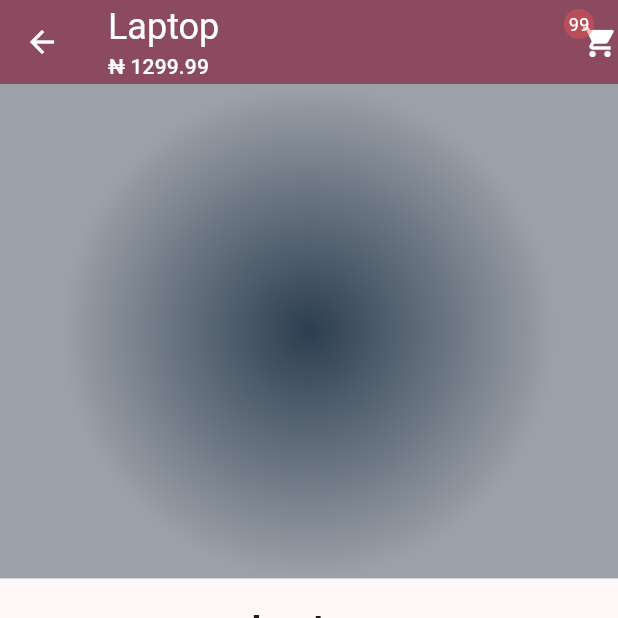
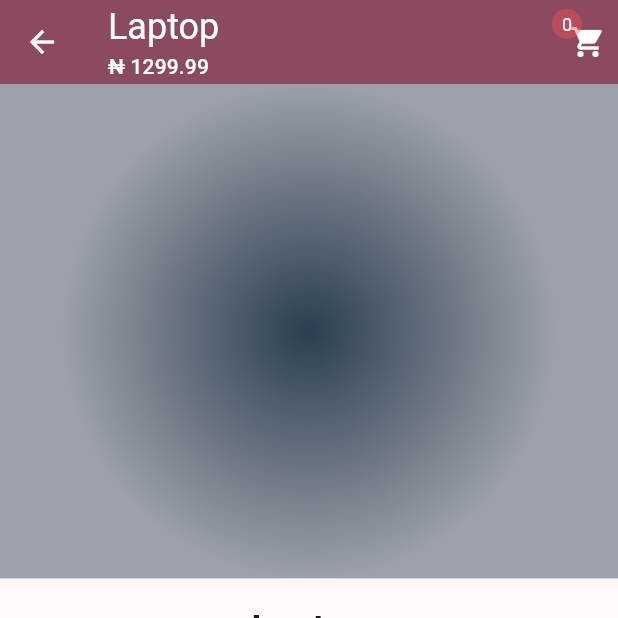
Before and after one commit to israel-oye/shoppy-app, a Flutter app: the ItemPage screen opened directly with sample values from the repository, on a phone screen of 412 x 824 dp, the top half of it. Run offline on Flutter 3.47's test engine with Material 3 defaults, Android fonts, the phone set to English and light mode, and no system bars; our stand-ins replace dio, skeletonizer; network calls fail.

Commit message:
Modify item page cart icon

```diff
--- a/lib/pages/item_page.dart
+++ b/lib/pages/item_page.dart
@@ -1,5 +1,7 @@
 import 'package:fetch_be/models/product.dart';
+import 'package:fetch_be/providers/cart_provider.dart';
 import 'package:flutter/material.dart';
+import 'package:provider/provider.dart';
 
 class ItemPage extends StatelessWidget {
   final Product item;
@@ -15,7 +17,9 @@ class ItemPage extends StatelessWidget {
         backgroundColor: theme.colorScheme.primary,
         foregroundColor: theme.colorScheme.onPrimary,
         actions: [
-          Stack(
+          Consumer<CartProvider>(
+            builder: (_, provider, _){
+              return Stack(
               clipBehavior: Clip.none,
               children: [
                 Icon(Icons.shopping_cart),
@@ -30,11 +34,17 @@ class ItemPage extends StatelessWidget {
                       shape: BoxShape.circle,
                       color: const Color.fromARGB(103, 255, 82, 82),
                     ),
-                  child: Text('99', style: TextStyle(fontSize: 12)),
+                    child: Text(
+                        '${provider.items.length}',
+                        style: TextStyle(fontSize: 12),
+                      ),
                   ),
                 ),
               ],
+            );
+            },
           ),
+          SizedBox(width: 8,)
         ],
         title: Column(
           mainAxisSize: MainAxisSize.min,
```
Lines whose indentation alone changed are shown as unchanged.
